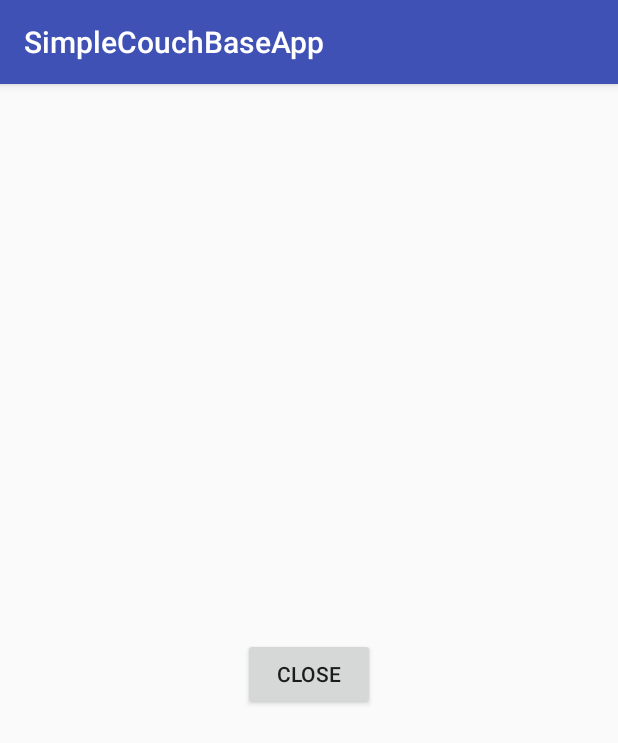
After one commit to williamgdev/SimpleCouchBaseApp, an Android app: the MediaPlayerActivity screen opened directly, with no data from a screen before it, on a phone screen of 412 x 824 dp. The commit adds this screen. Shown: the top 743 px of the screen. Run offline under Robolectric (Android 15) with nearby library versions, the phone set to English and light mode, and no system bars.

Commit message:
Improvement MediaPlayer

```diff
--- a/app/src/main/AndroidManifest.xml
+++ b/app/src/main/AndroidManifest.xml
@@ -1,7 +1,8 @@
 <?xml version="1.0" encoding="utf-8"?>
 <manifest xmlns:android="http://schemas.android.com/apk/res/android"
     package="com.github.dev.williamg.simplecouchbaseapp">
-    <uses-permission android:name="android.permission.INTERNET"/>
+
+    <uses-permission android:name="android.permission.INTERNET" />
 
     <application
         android:allowBackup="true"
@@ -16,6 +17,7 @@
                 <category android:name="android.intent.category.LAUNCHER" />
             </intent-filter>
         </activity>
+        <activity android:name=".MediaPlayerActivity"></activity>
     </application>
 
 </manifest>
--- a/app/src/main/java/com/github/dev/williamg/simplecouchbaseapp/MainActivity.java
+++ b/app/src/main/java/com/github/dev/williamg/simplecouchbaseapp/MainActivity.java
@@ -1,5 +1,6 @@
 package com.github.dev.williamg.simplecouchbaseapp;
 
+import android.content.Intent;
 import android.os.Bundle;
 import android.support.v7.app.AppCompatActivity;
 import android.support.v7.widget.LinearLayoutManager;
@@ -49,10 +50,16 @@ public class MainActivity extends AppCompatActivity {
     }
 
     private void playMusic() {
-        //Play Music here
         InputStream music = myCouchBase.getMusicFile();
-        if (music != null)
+        if (music != null) {
             Log.d(TAG, "playMusic: Play Music");
+            /**
+             * Find the way to send the FileStream to the MediaPlayerActivity
+             *
+             */
+            Intent intent = new Intent(this, MediaPlayerActivity.class);
+            startActivity(intent);
+        }
     }
 
     public void onGO(View view) {
--- /dev/null
+++ b/app/src/main/java/com/github/dev/williamg/simplecouchbaseapp/MediaPlayerActivity.java
@@ -0,0 +1,49 @@
+package com.github.dev.williamg.simplecouchbaseapp;
+
+import android.media.MediaPlayer;
+import android.support.v7.app.AppCompatActivity;
+import android.os.Bundle;
+import android.view.View;
+import android.widget.Button;
+import android.widget.TextView;
+
+import java.io.File;
+import java.io.FileInputStream;
+import java.io.FilterInputStream;
+import java.io.IOException;
+import java.io.InputStream;
+
+public class MediaPlayerActivity extends AppCompatActivity {
+    TextView txtTitle;
+    Button bClose;
+    MediaPlayer mediaPlayer;
+
+    @Override
+    protected void onCreate(Bundle savedInstanceState) {
+        super.onCreate(savedInstanceState);
+        setContentView(R.layout.activity_media_player);
+        txtTitle = (TextView) findViewById(R.id.player_txt_title);
+        bClose = (Button) findViewById(R.id.player_button_close);
+
+        /**
+         * Chnage this code bellow when you are getting the audio file from the Database
+         */
+        mediaPlayer = new MediaPlayer();
+        try {
+            String musicPath = "android.resource://" + getPackageName() + "/" + R.raw.music;
+            mediaPlayer.setDataSource(musicPath);
+            mediaPlayer.prepare();
+            mediaPlayer.start();
+        } catch (IOException e) {
+            e.printStackTrace();
+        }
+
+    }
+
+
+    public void onPlayerClose(View view) {
+        if(mediaPlayer.isPlaying())
+            mediaPlayer.stop();
+        this.onDestroy();
+    }
+}
--- /dev/null
+++ b/app/src/main/res/layout/activity_media_player.xml
@@ -0,0 +1,33 @@
+<?xml version="1.0" encoding="utf-8"?>
+<LinearLayout xmlns:android="http://schemas.android.com/apk/res/android"
+    xmlns:tools="http://schemas.android.com/tools"
+    android:id="@+id/activity_media_player"
+    android:layout_width="match_parent"
+    android:orientation="vertical"
+    android:layout_height="match_parent"
+    android:gravity="center_vertical"
+    android:paddingBottom="@dimen/activity_vertical_margin"
+    android:paddingLeft="@dimen/activity_horizontal_margin"
+    android:paddingRight="@dimen/activity_horizontal_margin"
+    android:paddingTop="@dimen/activity_vertical_margin"
+    tools:context="com.github.dev.williamg.simplecouchbaseapp.MediaPlayerActivity">
+
+    <TextView
+        android:layout_width="match_parent"
+        android:layout_height="wrap_content"
+        android:id="@+id/player_txt_title"/>
+    <LinearLayout
+        android:layout_width="match_parent"
+        android:orientation="horizontal"
+        android:gravity="center"
+        android:layout_height="wrap_content"
+        >
+        <Button
+            android:text="Close"
+            android:layout_width="wrap_content"
+            android:layout_height="wrap_content"
+            android:id="@+id/player_button_close"
+            android:onClick="onPlayerClose"/>
+
+    </LinearLayout>
+</LinearLayout>
```
